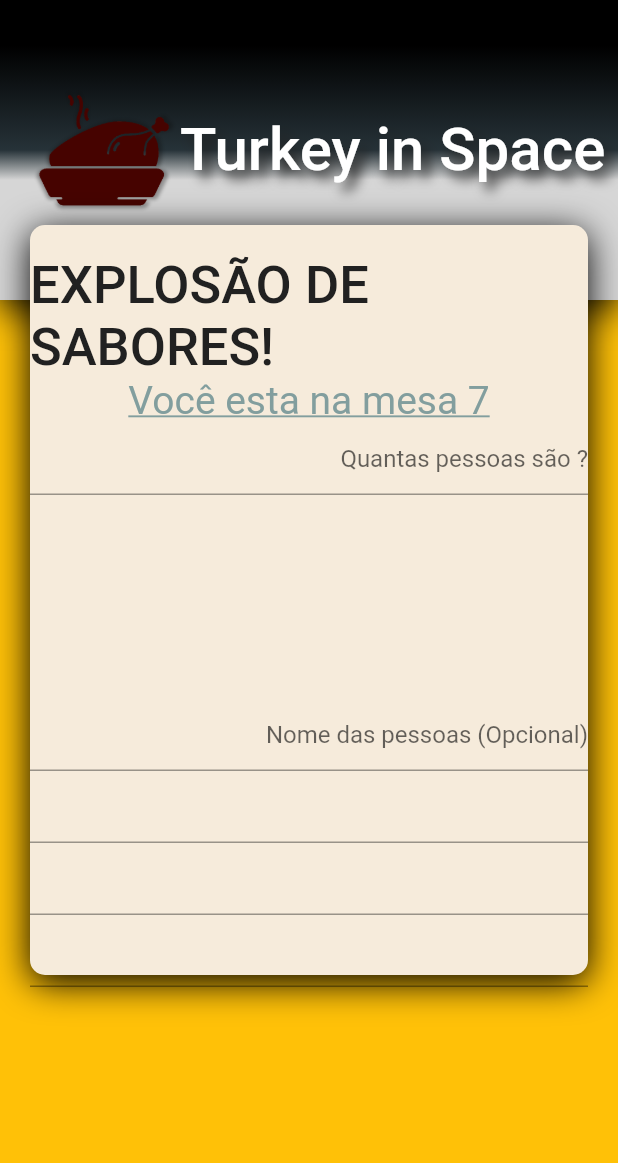
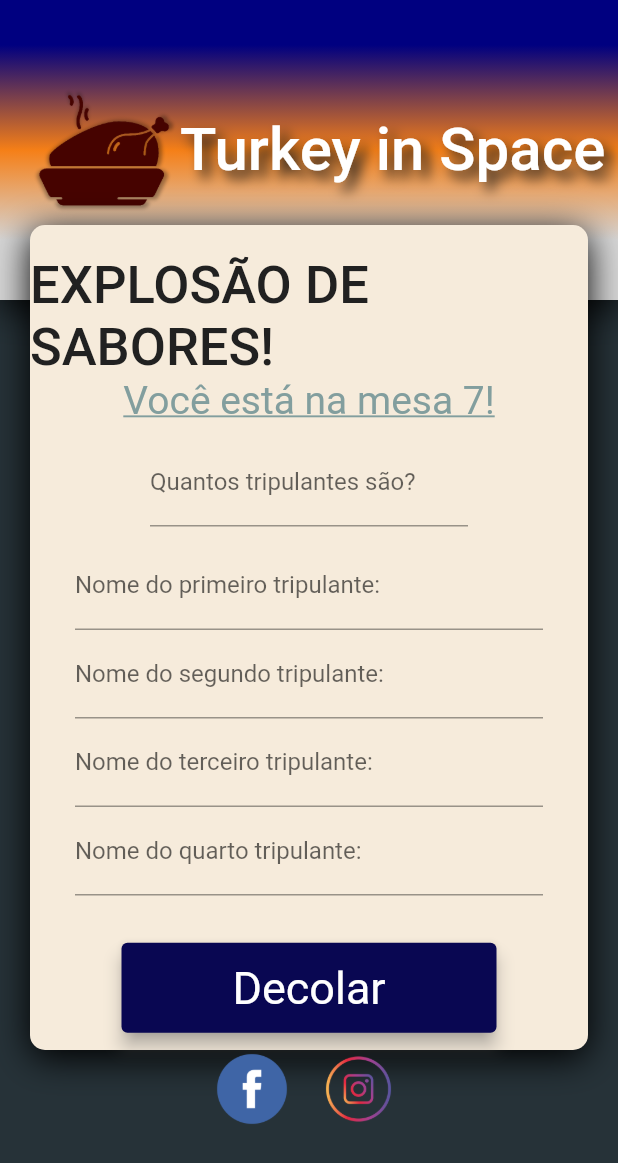
Before and after one commit to olycoraggio/LOCI, a Flutter app: the screen it shows after launch, on a phone screen of 412 x 824 dp. Shown: the top 1163 px of the screen. Run offline on Flutter 3.47's test engine with Material 2 defaults, Android fonts, the phone set to English and light mode, and no system bars; our stand-ins replace google_fonts.

Commit message:
Botão da tela Login - Falta botão 'saiba mais'

```diff
--- a/lib/core/app_colors.dart
+++ b/lib/core/app_colors.dart
@@ -7,4 +7,6 @@ class AppColors {
   static final Color lightGrey = Color(0xFFA6A1B2);
   static final Color border = Color(0xFFE1E1E6);
   static final Color box = Color(0xFFF6EBDB);
+  static final Color background = Color(0xFFFFA07A);
+  static final Color backgroundButton = Color(0xFF090752);
 }
--- a/lib/core/app_gradient.dart
+++ b/lib/core/app_gradient.dart
@@ -1,15 +1,15 @@
 import 'package:flutter/material.dart';
 
 class AppGradients {
-  static final linear = LinearGradient(
+  static final linearBackground = LinearGradient(
     begin: Alignment.bottomCenter,
     end: Alignment.topCenter,
     colors: [
-      Colors.red[800],
-      Colors.purple[800],
-      Colors.grey[200],
-      Colors.deepPurple,
-      Colors.red[800],
+      Color(0xFF000080),
+      Colors.yellow[900],
+      Colors.grey[350],
+      Colors.yellow[900],
+      Color(0xFF000080),
     ],
     stops: [
       0.05,
@@ -23,14 +23,14 @@ class AppGradients {
     begin: Alignment.topCenter,
     end: Alignment.bottomCenter,
     colors: [
-      Colors.black,
-      Colors.blueGrey[900],
+      Color(0xFF000080),
+      Colors.yellow[900],
       Colors.grey[350],
     ],
     stops: [
       0.15,
       0.5,
-      0.6,
+      0.8,
     ],
   );
 }
--- a/lib/core/app_images.dart
+++ b/lib/core/app_images.dart
@@ -1,4 +1,6 @@
 class AppImages {
   static String get logo => "assets/images/Logo.png";
   static String get logoShadow => "assets/images/LogoShadow.png";
+  static String get facebook => "assets/images/facebook.png";
+  static String get instagram => "assets/images/instagram.png";
 }
--- a/lib/core/app_widget.dart
+++ b/lib/core/app_widget.dart
@@ -1,5 +1,9 @@
 import 'package:flutter/material.dart';
 import 'package:loci/login/login_page.dart';
+
+import '../login/login_page.dart';
+import '../splash/splash_page.dart';
+import '../splash/splash_page.dart';
 
 class AppWidget extends StatelessWidget {
   @override
@@ -7,7 +11,7 @@ class AppWidget extends StatelessWidget {
     return MaterialApp(
       debugShowCheckedModeBanner: false,
       title: "LOCI",
-      home: LoginPage(),
+      home: SplashPage(),
     );
   }
 }
--- a/lib/login/login_page.dart
+++ b/lib/login/login_page.dart
@@ -1,5 +1,7 @@
 import 'package:flutter/material.dart';
 import 'package:loci/login/widgets/bar/bar_widget.dart';
+
+import '../core/app_colors.dart';
 
 class LoginPage extends StatefulWidget {
   LoginPage({Key key}) : super(key: key);
@@ -13,7 +15,40 @@ class _LoginPageState extends State<LoginPage> {
   Widget build(BuildContext context) {
     return Scaffold(
       appBar: BarWidget(),
-      backgroundColor: Colors.amber,
+      backgroundColor: Colors.blueGrey[900],
+      bottomNavigationBar: SafeArea(
+        bottom: true,
+        child: Padding(
+          padding: const EdgeInsets.symmetric(vertical: 60),
+          child: Row(
+            mainAxisAlignment: MainAxisAlignment.center,
+            children: [
+              IconButton(
+                iconSize: 50,
+                alignment: Alignment.center,
+                icon: Image.asset(
+                  'assets/images/facebook.png',
+                ),
+                // color: Colors.transparent,
+                tooltip: 'Facebook',
+                splashColor: Colors.blue,
+                onPressed: () {},
+              ),
+              IconButton(
+                iconSize: 60,
+                alignment: Alignment.center,
+                icon: Image.asset(
+                  'assets/images/instagram.png',
+                ),
+                color: Colors.white,
+                tooltip: 'Instagram',
+                splashColor: Colors.amber,
+                onPressed: () {},
+              ),
+            ],
+          ),
+        ),
+      ),
     );
   }
 }
--- a/lib/login/widgets/bar/bar_widget.dart
+++ b/lib/login/widgets/bar/bar_widget.dart
@@ -6,9 +6,9 @@ import 'package:loci/login/widgets/login_card/login_card_widget.dart';
 class BarWidget extends PreferredSize {
   BarWidget()
       : super(
-          preferredSize: Size.fromHeight(600),
+          preferredSize: Size.fromHeight(650),
           child: Container(
-            height: 600,
+            height: 650,
             child: Stack(
               children: [
                 Container(
--- a/lib/login/widgets/login_card/login_card_widget.dart
+++ b/lib/login/widgets/login_card/login_card_widget.dart
@@ -1,7 +1,8 @@
 import 'package:flutter/material.dart';
-import 'package:flutter/services.dart';
 import 'package:loci/core/app_colors.dart';
 import 'package:loci/core/app_text_styles.dart';
+
+import '../../../core/app_colors.dart';
 
 class LoginCardWidget extends StatelessWidget {
   const LoginCardWidget({Key key}) : super(key: key);
@@ -11,7 +12,7 @@ class LoginCardWidget extends StatelessWidget {
     return Padding(
       padding: const EdgeInsets.symmetric(horizontal: 20),
       child: Container(
-        height: 500,
+        height: 550,
         width: double.maxFinite,
         decoration: BoxDecoration(
           color: AppColors.box,
@@ -39,42 +40,79 @@ class LoginCardWidget extends StatelessWidget {
             Column(
               children: [
                 Text(
-                  "Você esta na mesa 7",
+                  "Você está na mesa 7!",
                   style: AppTextStyles.headingSec,
                 ),
               ],
             ),
-            Expanded(
-              child: Container(
+            Container(
+              child: Padding(
+                padding:
+                    const EdgeInsets.symmetric(horizontal: 80, vertical: 10),
                 child: Column(
-                  mainAxisAlignment: MainAxisAlignment.start,
+                  mainAxisAlignment: MainAxisAlignment.center,
+                  crossAxisAlignment: CrossAxisAlignment.center,
                   // crossAxisAlignment: CrossAxisAlignment.center,
                   children: [
                     TextFormField(
                       decoration: InputDecoration(
-                          hintText: '? Quantas pessoas são',
-                          hintTextDirection: TextDirection.rtl),
+                        labelText: 'Quantos tripulantes são?',
+                      ),
                     ),
-                    Padding(
-                      padding: const EdgeInsets.symmetric(vertical: 16.0),
-                    )
                   ],
                 ),
               ),
             ),
+            Padding(
+              padding: const EdgeInsets.only(left: 30, right: 30, bottom: 20),
+              child: Column(
+                mainAxisAlignment: MainAxisAlignment.center,
+                children: [
+                  TextFormField(
+                    decoration: InputDecoration(
+                      labelText: 'Nome do primeiro tripulante:',
+                    ),
+                  ),
+                  TextFormField(
+                    decoration: InputDecoration(
+                      labelText: 'Nome do segundo tripulante:',
+                    ),
+                  ),
+                  TextFormField(
+                    decoration: InputDecoration(
+                      labelText: 'Nome do terceiro tripulante:',
+                    ),
+                  ),
+                  TextFormField(
+                    decoration: InputDecoration(
+                      labelText: 'Nome do quarto tripulante:',
+                    ),
+                  ),
+                ],
+              ),
+            ),
             Expanded(
               child: Container(
-                child: Column(
-                  mainAxisAlignment: MainAxisAlignment.spaceAround,
+                child: Row(
+                  mainAxisAlignment: MainAxisAlignment.center,
                   children: [
-                    TextFormField(
-                      decoration: InputDecoration(
-                          hintText: 'Nome das pessoas (Opcional)',
-                          hintTextDirection: TextDirection.rtl),
+                    SizedBox(
+                      width: 250,
+                      height: 60,
+                      child: ElevatedButton(
+                        onPressed: () {},
+                        child: Text('Decolar'),
+                        style: ElevatedButton.styleFrom(
+                          primary: AppColors.backgroundButton,
+                          onPrimary: Colors.white,
+                          textStyle: TextStyle(
+                            fontSize: 30,
+                          ),
+                          shadowColor: Colors.grey,
+                          elevation: 5,
+                        ),
+                      ),
                     ),
-                    TextFormField(),
-                    TextFormField(),
-                    TextFormField(),
                   ],
                 ),
               ),
--- a/lib/splash/splash_page.dart
+++ b/lib/splash/splash_page.dart
@@ -20,7 +20,7 @@ class SplashPage extends StatelessWidget {
     return Scaffold(
       body: Container(
         padding: EdgeInsets.symmetric(vertical: 160),
-        decoration: BoxDecoration(gradient: AppGradients.linear),
+        decoration: BoxDecoration(gradient: AppGradients.linearBackground),
         child: Column(
           mainAxisAlignment: MainAxisAlignment.spaceAround,
           children: [
```
Also changed, not shown: assets/images/facebook.png (added), assets/images/instagram.png (added), lib/menu/menu_page.dart (added).
